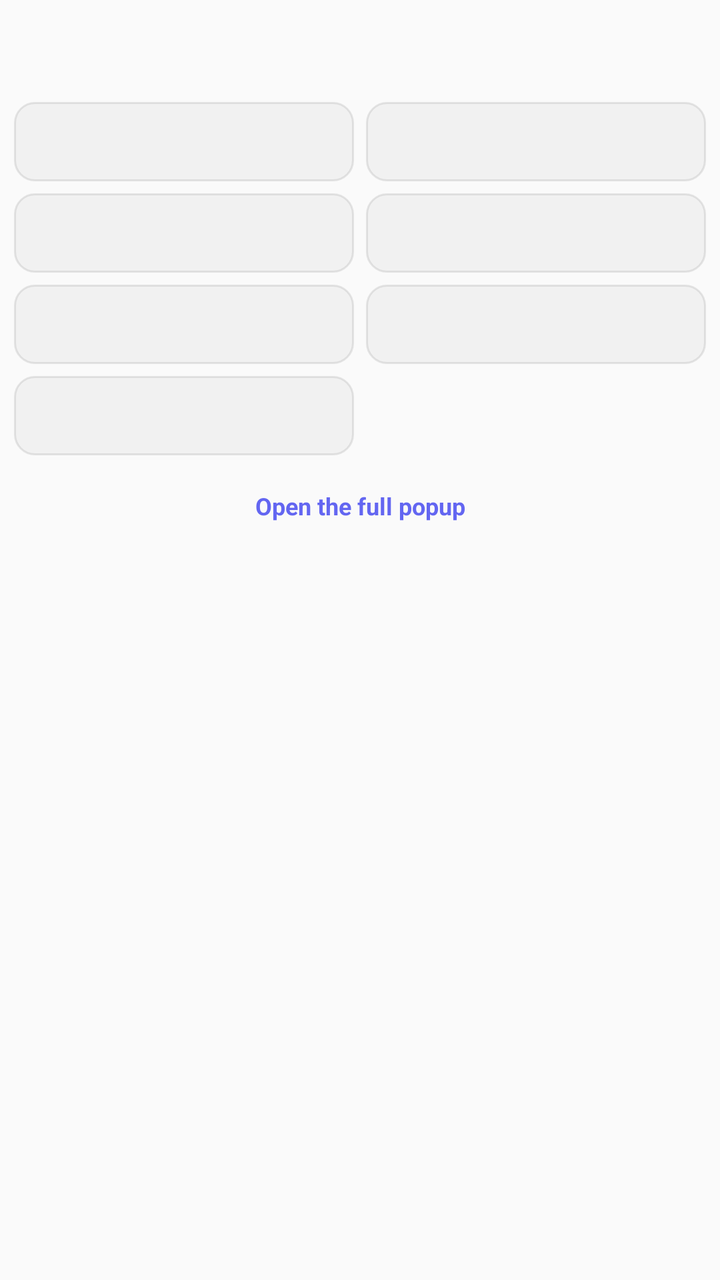
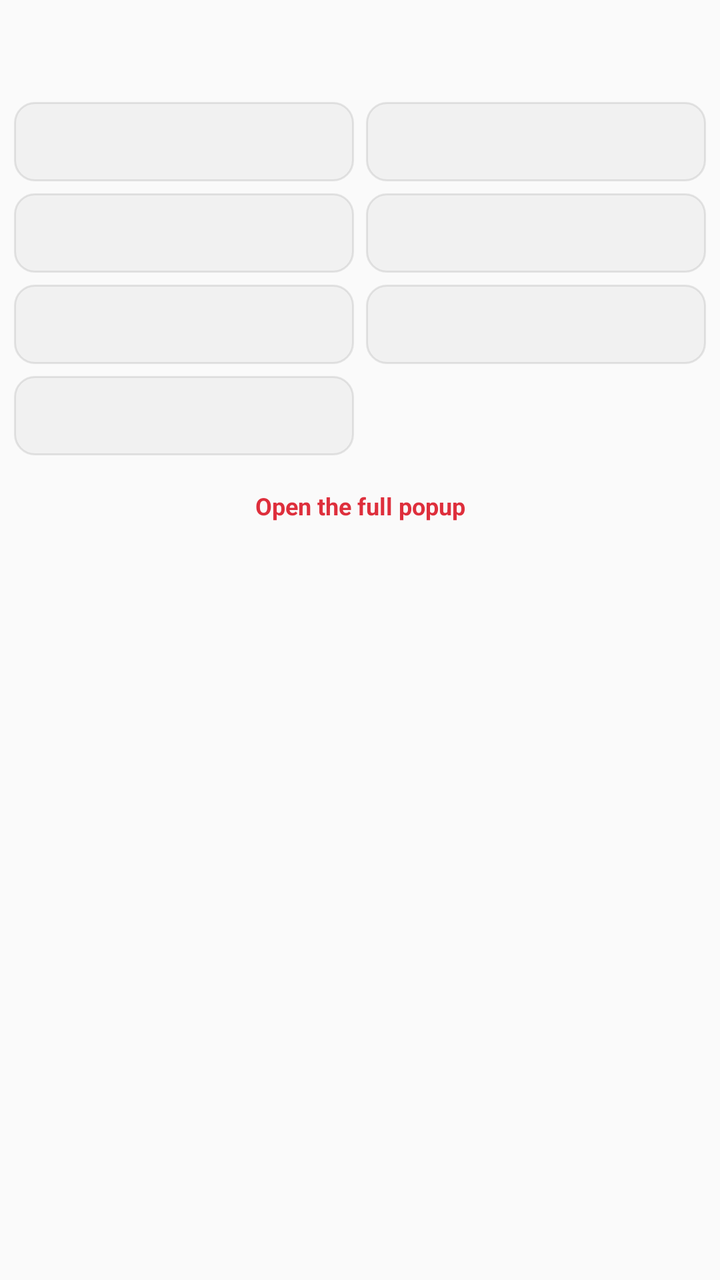

Screens rendered from an Android XML layout before and after an edit, with the pre-edit source and the edit as a unified diff.
<!-- AndroidManifest.xml: application theme Theme.AppCompat.Light.NoActionBar -->
<!-- res/layout/ciq_notif_expanded.xml -->
<?xml version="1.0" encoding="utf-8"?>
<LinearLayout xmlns:android="http://schemas.android.com/apk/res/android"
    android:layout_width="match_parent"
    android:layout_height="wrap_content"
    android:orientation="vertical"
    android:paddingStart="4dp"
    android:paddingEnd="4dp"
    android:paddingTop="2dp"
    android:paddingBottom="6dp">

    <TextView
        android:id="@+id/ciq_title"
        android:layout_width="match_parent"
        android:layout_height="wrap_content"
        android:maxLines="1"
        android:ellipsize="end"
        android:textSize="16sp"
        android:textStyle="bold"
        android:textColor="?android:attr/textColorPrimary" />

    <TextView
        android:id="@+id/ciq_meta"
        android:layout_width="match_parent"
        android:layout_height="wrap_content"
        android:maxLines="1"
        android:ellipsize="end"
        android:layout_marginBottom="8dp"
        android:textSize="12sp"
        android:textColor="?android:attr/textColorSecondary" />

    <GridLayout
        android:layout_width="match_parent"
        android:layout_height="wrap_content"
        android:columnCount="2">

        <TextView android:id="@+id/ciq_tag_0" style="@style/CiqNotifChip" />
        <TextView android:id="@+id/ciq_tag_1" style="@style/CiqNotifChip" />
        <TextView android:id="@+id/ciq_tag_2" style="@style/CiqNotifChip" />
        <TextView android:id="@+id/ciq_tag_3" style="@style/CiqNotifChip" />
        <TextView android:id="@+id/ciq_tag_4" style="@style/CiqNotifChip" />
        <TextView android:id="@+id/ciq_tag_5" style="@style/CiqNotifChip" />
        <TextView android:id="@+id/ciq_tag_6" style="@style/CiqNotifChip" />
    </GridLayout>

    <TextView
        android:id="@+id/ciq_open"
        android:layout_width="match_parent"
        android:layout_height="wrap_content"
        android:layout_marginTop="6dp"
        android:padding="8dp"
        android:gravity="center"
        android:textSize="12sp"
        android:textStyle="bold"
        android:textColor="#6366F1"
        android:text="@string/ciq_open_full_popup" />
</LinearLayout>
<!-- resources referenced by this layout -->
<resources>
  <string name="ciq_open_full_popup">Open the full popup</string>
  <style name="CiqNotifChip">
          <item name="android:layout_width">0dp</item>
          <item name="android:layout_height">wrap_content</item>
          <item name="android:layout_columnWeight">1</item>
          <item name="android:layout_margin">3dp</item>
          <item name="android:paddingStart">12dp</item>
          <item name="android:paddingEnd">10dp</item>
          <item name="android:paddingTop">11dp</item>
          <item name="android:paddingBottom">11dp</item>
          <item name="android:background">@drawable/ciq_chip</item>
          <item name="android:textSize">13sp</item>
          <item name="android:textColor">?android:attr/textColorPrimary</item>
          <item name="android:maxLines">1</item>
          <item name="android:ellipsize">end</item>
          <item name="android:gravity">center_vertical</item>
      </style>
  <!-- drawable ciq_chip (drawable) -->
  <?xml version="1.0" encoding="utf-8"?>
  <shape xmlns:android="http://schemas.android.com/apk/res/android" android:shape="rectangle">
      <corners android:radius="10dp" />
      <stroke android:width="1dp" android:color="#33888888" />
      <solid android:color="#14888888" />
  </shape>
</resources>

<!-- the commit's change to res/layout/ciq_notif_expanded.xml (unified diff, before → after) -->
@@ -51,6 +51,6 @@
         android:gravity="center"
         android:textSize="12sp"
         android:textStyle="bold"
-        android:textColor="#6366F1"
+        android:textColor="#DE2F3C"
         android:text="@string/ciq_open_full_popup" />
 </LinearLayout>
